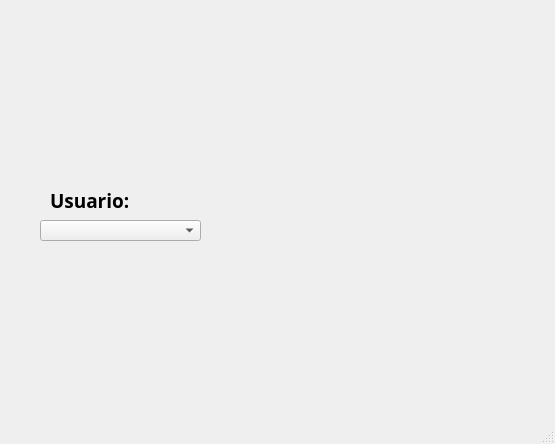
Above: Unidad 2/P3_ComboBox.ui from Sofifdz/-PROGRAMACION-DE-INTERFACES-Y-PUERTOS before the change. Below: the same form after it.
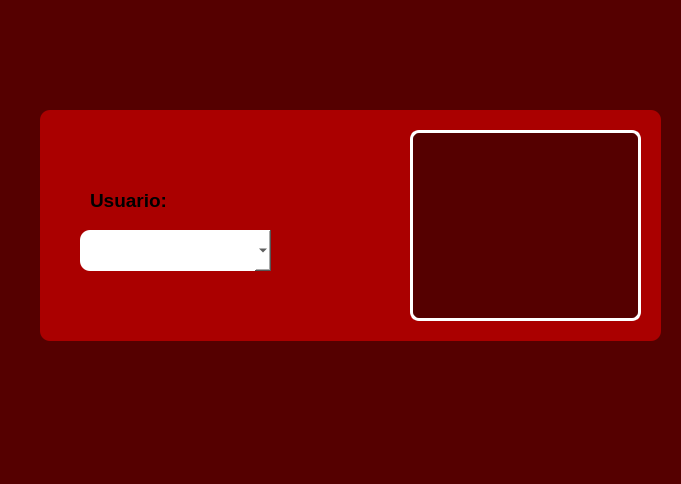
That is the form after the change. Icons and pictures are not drawn.

Diff of the .ui file:
```diff
--- a/Unidad 2/P3_ComboBox.ui
+++ b/Unidad 2/P3_ComboBox.ui
@@ -6,66 +6,31 @@
    <rect>
     <x>0</x>
     <y>0</y>
-    <width>555</width>
-    <height>444</height>
+    <width>681</width>
+    <height>484</height>
    </rect>
   </property>
   <property name="windowTitle">
    <string>MainWindow</string>
   </property>
+  <property name="styleSheet">
+   <string notr="true">background-color: rgb(85, 0, 0);</string>
+  </property>
   <widget class="QWidget" name="centralwidget">
-   <widget class="QLabel" name="label">
-    <property name="geometry">
-     <rect>
-      <x>0</x>
-      <y>0</y>
-      <width>161</width>
-      <height>131</height>
-     </rect>
-    </property>
-    <property name="text">
-     <string/>
-    </property>
-    <property name="pixmap">
-     <pixmap resource="../recursos.qrc">:/Logos/Imagenes/logo.png</pixmap>
-    </property>
-    <property name="scaledContents">
-     <bool>true</bool>
-    </property>
-   </widget>
-   <widget class="QLabel" name="label_2">
-    <property name="geometry">
-     <rect>
-      <x>440</x>
-      <y>10</y>
-      <width>101</width>
-      <height>81</height>
-     </rect>
-    </property>
-    <property name="text">
-     <string/>
-    </property>
-    <property name="pixmap">
-     <pixmap resource="../recursos.qrc">:/Logos/Imagenes/logo.png</pixmap>
-    </property>
-    <property name="scaledContents">
-     <bool>true</bool>
-    </property>
-   </widget>
    <widget class="QLabel" name="label_3">
     <property name="geometry">
      <rect>
-      <x>440</x>
-      <y>320</y>
-      <width>111</width>
-      <height>81</height>
+      <x>560</x>
+      <y>360</y>
+      <width>121</width>
+      <height>91</height>
      </rect>
     </property>
     <property name="text">
      <string/>
     </property>
     <property name="pixmap">
-     <pixmap resource="../recursos.qrc">:/Logos/Imagenes/logo.png</pixmap>
+     <pixmap resource="../recursos.qrc">:/Logos/Imagenes/equipo.jpeg</pixmap>
     </property>
     <property name="scaledContents">
      <bool>true</bool>
@@ -74,7 +39,7 @@
    <widget class="QLabel" name="label_4">
     <property name="geometry">
      <rect>
-      <x>50</x>
+      <x>90</x>
       <y>170</y>
       <width>161</width>
       <height>61</height>
@@ -82,52 +47,137 @@
     </property>
     <property name="font">
      <font>
-      <family>Agency FB</family>
       <pointsize>14</pointsize>
       <weight>75</weight>
       <bold>true</bold>
      </font>
     </property>
+    <property name="styleSheet">
+     <string notr="true">background-color: rgb(170, 0, 0);</string>
+    </property>
     <property name="text">
      <string>Usuario:</string>
     </property>
    </widget>
-   <widget class="QLabel" name="img_persona_4">
+   <widget class="QLabel" name="imgPersona">
     <property name="geometry">
      <rect>
-      <x>320</x>
-      <y>160</y>
-      <width>141</width>
-      <height>121</height>
+      <x>410</x>
+      <y>130</y>
+      <width>231</width>
+      <height>191</height>
      </rect>
     </property>
+    <property name="styleSheet">
+     <string notr="true">border: 3px solid ;
+border-color: rgb(255, 255, 255);
+border-radius: 9px;
+
+
+</string>
+    </property>
     <property name="text">
      <string/>
     </property>
     <property name="pixmap">
-     <pixmap resource="../recursos.qrc">:/Logos/Imagenes/logo.png</pixmap>
+     <pixmap>:/Logos/Imagenes/logo.png</pixmap>
     </property>
     <property name="scaledContents">
      <bool>true</bool>
     </property>
    </widget>
-   <widget class="QComboBox" name="comboBox">
+   <widget class="QComboBox" name="cbEquipo">
+    <property name="geometry">
+     <rect>
+      <x>80</x>
+      <y>230</y>
+      <width>191</width>
+      <height>41</height>
+     </rect>
+    </property>
+    <property name="font">
+     <font>
+      <family>Nirmala UI</family>
+      <pointsize>10</pointsize>
+      <weight>75</weight>
+      <bold>true</bold>
+     </font>
+    </property>
+    <property name="styleSheet">
+     <string notr="true">background-color: rgb(255, 255, 255);
+border-radius: 10px;
+</string>
+    </property>
+   </widget>
+   <widget class="QLabel" name="img_persona_5">
+    <property name="geometry">
+     <rect>
+      <x>0</x>
+      <y>0</y>
+      <width>111</width>
+      <height>91</height>
+     </rect>
+    </property>
+    <property name="text">
+     <string/>
+    </property>
+    <property name="pixmap">
+     <pixmap resource="../recursos.qrc">:/Logos/Imagenes/logo uat.jpg</pixmap>
+    </property>
+    <property name="scaledContents">
+     <bool>true</bool>
+    </property>
+   </widget>
+   <widget class="QLabel" name="img_persona_6">
+    <property name="geometry">
+     <rect>
+      <x>570</x>
+      <y>0</y>
+      <width>111</width>
+      <height>101</height>
+     </rect>
+    </property>
+    <property name="text">
+     <string/>
+    </property>
+    <property name="pixmap">
+     <pixmap resource="../recursos.qrc">:/Logos/Imagenes/logo fians.jpg</pixmap>
+    </property>
+    <property name="scaledContents">
+     <bool>true</bool>
+    </property>
+   </widget>
+   <widget class="QLabel" name="label_5">
     <property name="geometry">
      <rect>
       <x>40</x>
-      <y>220</y>
-      <width>161</width>
-      <height>21</height>
+      <y>110</y>
+      <width>621</width>
+      <height>231</height>
      </rect>
     </property>
+    <property name="styleSheet">
+     <string notr="true">background-color: rgb(170, 0, 0);
+border-radius: 10px;</string>
+    </property>
+    <property name="text">
+     <string/>
+    </property>
    </widget>
+   <zorder>label_5</zorder>
+   <zorder>label_3</zorder>
+   <zorder>label_4</zorder>
+   <zorder>imgPersona</zorder>
+   <zorder>cbEquipo</zorder>
+   <zorder>img_persona_5</zorder>
+   <zorder>img_persona_6</zorder>
   </widget>
   <widget class="QMenuBar" name="menubar">
    <property name="geometry">
     <rect>
      <x>0</x>
      <y>0</y>
-     <width>555</width>
+     <width>681</width>
      <height>18</height>
     </rect>
    </property>
```
